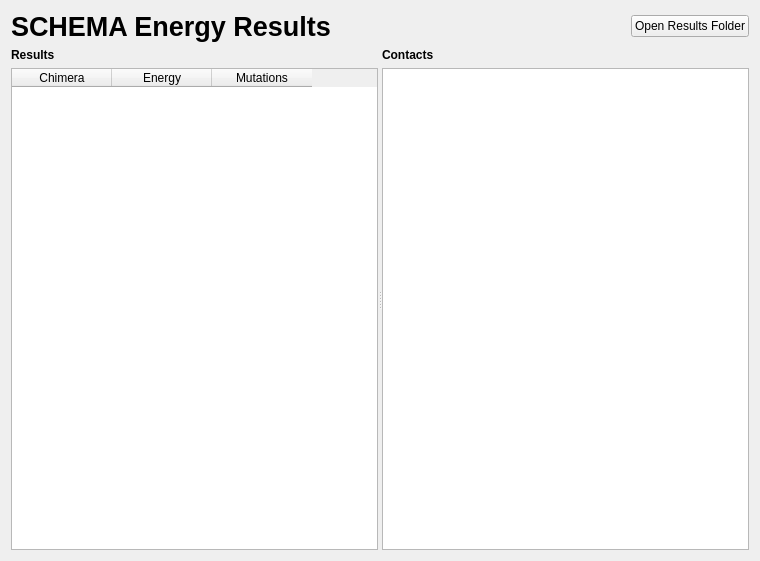
First picture: the form in cbr/schema/visual/SchemaEnergyViewer.ui, repository TUM-CBR/pymol-plugins, before the edit.
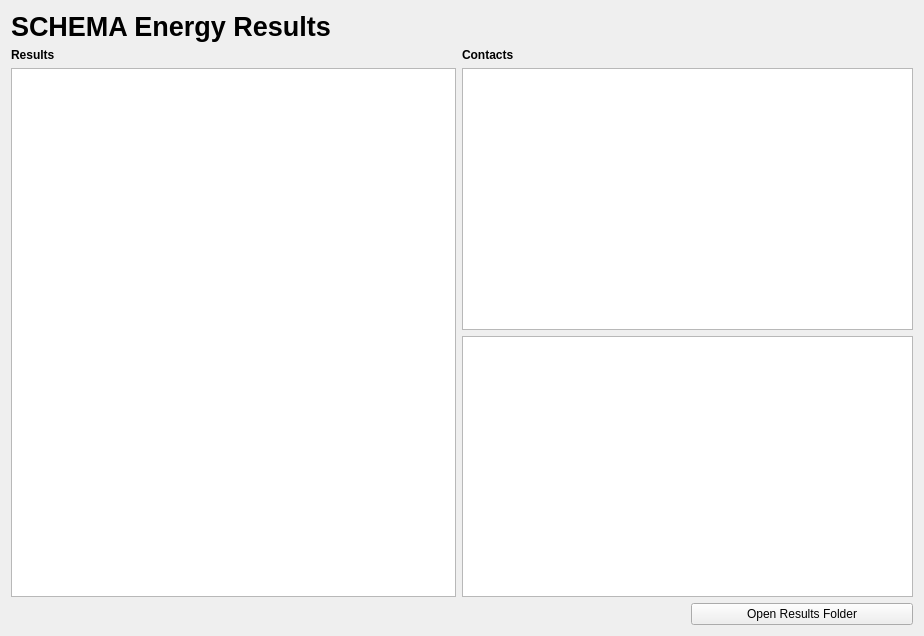
Second picture: the form after the edit. Custom widgets are drawn as their Qt base class.

Commit message: [SCHEMA] Add ability to customize chimera names. Better copying of schema results.

Patch:
```diff
--- a/cbr/schema/visual/SchemaEnergyViewer.ui
+++ b/cbr/schema/visual/SchemaEnergyViewer.ui
@@ -6,8 +6,8 @@
    <rect>
     <x>0</x>
     <y>0</y>
-    <width>760</width>
-    <height>561</height>
+    <width>924</width>
+    <height>636</height>
    </rect>
   </property>
   <property name="sizePolicy">
@@ -19,10 +19,43 @@
   <property name="windowTitle">
    <string>Form</string>
   </property>
-  <layout class="QVBoxLayout" name="verticalLayout_3">
-   <item>
-    <layout class="QHBoxLayout" name="horizontalLayout">
-     <item>
+  <layout class="QGridLayout" name="gridLayout" columnstretch="2,1,1">
+   <item row="1" column="0">
+    <widget class="QLabel" name="label_2">
+     <property name="font">
+      <font>
+       <bold>true</bold>
+      </font>
+     </property>
+     <property name="text">
+      <string>Results</string>
+     </property>
+    </widget>
+   </item>
+   <item row="3" column="1" colspan="2">
+    <widget class="QTableView" name="chimeraNamesTable"/>
+   </item>
+   <item row="4" column="2">
+    <widget class="QPushButton" name="openResultsFolder">
+     <property name="text">
+      <string>Open Results Folder</string>
+     </property>
+    </widget>
+   </item>
+   <item row="2" column="1" colspan="2">
+    <widget class="QTableWidget" name="contactsTable">
+     <property name="sizePolicy">
+      <sizepolicy hsizetype="Expanding" vsizetype="Expanding">
+       <horstretch>0</horstretch>
+       <verstretch>0</verstretch>
+      </sizepolicy>
+     </property>
+    </widget>
+   </item>
+   <item row="2" column="0" rowspan="2">
+    <widget class="TableViewClipboard" name="resultsTable"/>
+   </item>
+   <item row="0" column="0">
       <widget class="QLabel" name="label_3">
        <property name="sizePolicy">
         <sizepolicy hsizetype="Preferred" vsizetype="Preferred">
@@ -41,86 +74,7 @@
        </property>
       </widget>
      </item>
-     <item>
-      <spacer name="horizontalSpacer">
-       <property name="orientation">
-        <enum>Qt::Horizontal</enum>
-       </property>
-       <property name="sizeHint" stdset="0">
-        <size>
-         <width>40</width>
-         <height>20</height>
-        </size>
-       </property>
-      </spacer>
-     </item>
-     <item>
-      <widget class="QPushButton" name="openResultsFolder">
-       <property name="text">
-        <string>Open Results Folder</string>
-       </property>
-      </widget>
-     </item>
-    </layout>
-   </item>
-   <item>
-    <widget class="QSplitter" name="splitter">
-     <property name="sizePolicy">
-      <sizepolicy hsizetype="Expanding" vsizetype="Expanding">
-       <horstretch>0</horstretch>
-       <verstretch>0</verstretch>
-      </sizepolicy>
-     </property>
-     <property name="orientation">
-      <enum>Qt::Horizontal</enum>
-     </property>
-     <widget class="QWidget" name="layoutWidget">
-      <layout class="QVBoxLayout" name="verticalLayout">
-       <property name="spacing">
-        <number>6</number>
-       </property>
-       <item>
-        <widget class="QLabel" name="label_2">
-         <property name="font">
-          <font>
-           <bold>true</bold>
-          </font>
-         </property>
-         <property name="text">
-          <string>Results</string>
-         </property>
-        </widget>
-       </item>
-       <item>
-        <widget class="QTableWidget" name="resultsTable">
-         <property name="sizePolicy">
-          <sizepolicy hsizetype="Expanding" vsizetype="Expanding">
-           <horstretch>0</horstretch>
-           <verstretch>0</verstretch>
-          </sizepolicy>
-         </property>
-         <column>
-          <property name="text">
-           <string>Chimera</string>
-          </property>
-         </column>
-         <column>
-          <property name="text">
-           <string>Energy</string>
-          </property>
-         </column>
-         <column>
-          <property name="text">
-           <string>Mutations</string>
-          </property>
-         </column>
-        </widget>
-       </item>
-      </layout>
-     </widget>
-     <widget class="QWidget" name="layoutWidget">
-      <layout class="QVBoxLayout" name="verticalLayout_2">
-       <item>
+   <item row="1" column="1">
         <widget class="QLabel" name="label">
          <property name="font">
           <font>
@@ -132,22 +86,15 @@
          </property>
         </widget>
        </item>
-       <item>
-        <widget class="QTableWidget" name="contactsTable">
-         <property name="sizePolicy">
-          <sizepolicy hsizetype="Expanding" vsizetype="Expanding">
-           <horstretch>0</horstretch>
-           <verstretch>0</verstretch>
-          </sizepolicy>
-         </property>
-        </widget>
-       </item>
-      </layout>
-     </widget>
-    </widget>
-   </item>
-  </layout>
- </widget>
+  </layout>
+ </widget>
+ <customwidgets>
+  <customwidget>
+   <class>TableViewClipboard</class>
+   <extends>QTableView</extends>
+   <header>...core.Qt.visual.TableViewClipboard</header>
+  </customwidget>
+ </customwidgets>
  <resources/>
  <connections/>
 </ui>
```
Lines whose indentation alone changed are shown as unchanged. The commit also changes 10 other files.
